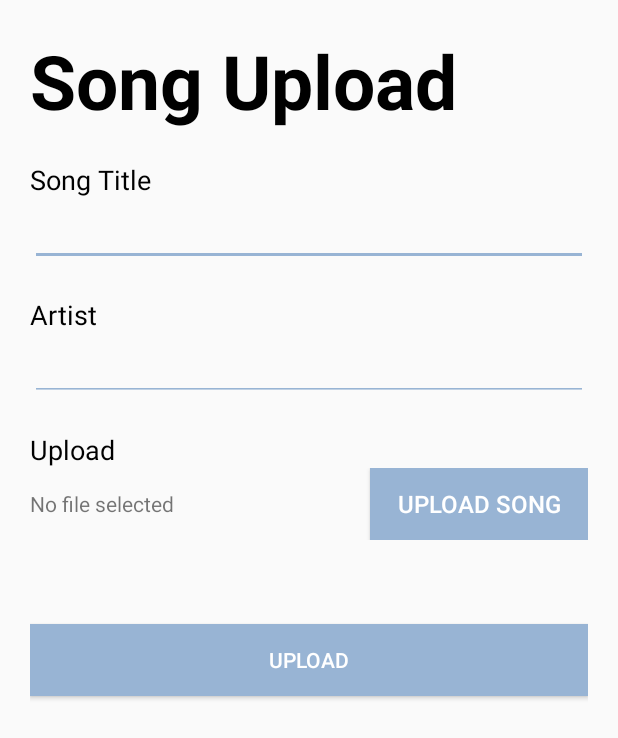
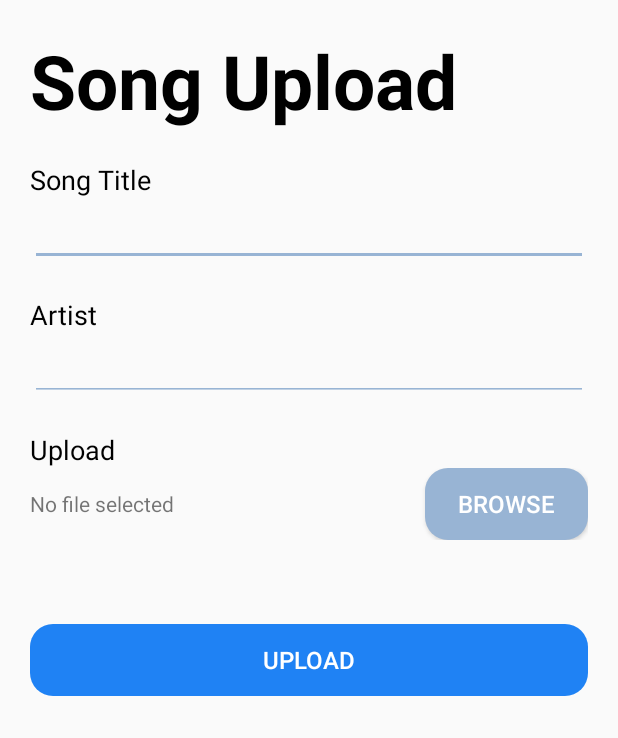
Before and after one commit to MADStudentUtar/MADAssignment, an Android app: the SongUpload screen opened directly, with no data from a screen before it, on a phone screen of 412 x 824 dp. Shown: the top 738 px of the screen. Run offline under Robolectric (Android 15) with nearby library versions, the phone set to English and light mode, and no system bars; our stand-ins replace Firebase (no records; nobody signed in at launch, a user with empty details on screens opened directly).

Commit message:
upload to firestore

```diff
--- a/app/src/main/AndroidManifest.xml
+++ b/app/src/main/AndroidManifest.xml
@@ -7,9 +7,9 @@
 
     <application
         android:allowBackup="true"
-        android:icon="@mipmap/ic_launcher"
+        android:icon="@drawable/black"
         android:label="@string/app_name"
-        android:roundIcon="@mipmap/ic_launcher_round"
+        android:roundIcon="@drawable/black"
         android:supportsRtl="true"
         android:theme="@style/AppTheme">
         <activity android:name=".SongUpload"></activity>
--- a/app/src/main/java/utar/edu/mad/SongList.java
+++ b/app/src/main/java/utar/edu/mad/SongList.java
@@ -101,7 +101,6 @@ public class SongList extends AppCompatActivity {
         fab.setOnClickListener(new View.OnClickListener() {
             @Override
             public void onClick(View view) {
-                //Toast.makeText(SongList.this, "Upload", Toast.LENGTH_SHORT).show();
                 startActivity(new Intent(SongList.this, SongUpload.class));
             }
         });
--- a/app/src/main/res/layout/activity_song_upload.xml
+++ b/app/src/main/res/layout/activity_song_upload.xml
@@ -1,13 +1,16 @@
 <?xml version="1.0" encoding="utf-8"?>
-<LinearLayout xmlns:android="http://schemas.android.com/apk/res/android"
+<ScrollView xmlns:android="http://schemas.android.com/apk/res/android"
     xmlns:app="http://schemas.android.com/apk/res-auto"
     xmlns:tools="http://schemas.android.com/tools"
     android:layout_width="match_parent"
     android:layout_height="match_parent"
-    android:orientation="vertical"
-    android:layout_margin="20dp"
     tools:context=".SongUpload">
 
+    <LinearLayout
+        android:layout_width="match_parent"
+        android:layout_height="wrap_content"
+        android:layout_margin="20dp"
+        android:orientation="vertical">
         <TextView
             android:layout_width="wrap_content"
             android:layout_height="wrap_content"
@@ -20,7 +23,7 @@
         <TextView
             android:layout_width="match_parent"
             android:layout_height="wrap_content"
-        android:text="Song Title"
+            android:text="@string/song_title"
             android:textAppearance="@style/TextAppearance.AppCompat.Medium"
             android:textColor="#000000" />
 
@@ -30,13 +33,15 @@
             android:layout_height="wrap_content"
             android:backgroundTint="@color/colorTheme"
             android:ems="10"
-        android:inputType="text" />
+            android:autofillHints=""
+            android:inputType="text"
+            android:importantForAutofill="no" />
 
         <TextView
             android:layout_width="match_parent"
             android:layout_height="wrap_content"
             android:layout_marginTop="20dp"
-        android:text="Artist"
+            android:text="@string/artist"
             android:textAppearance="@style/TextAppearance.AppCompat.Medium"
             android:textColor="#000000" />
 
@@ -52,7 +57,7 @@
         <TextView
             android:layout_width="match_parent"
             android:layout_height="wrap_content"
-        android:text="Upload"
+            android:text="@string/upload"
             android:layout_marginTop="20dp"
             android:textAppearance="@style/TextAppearance.AppCompat.Medium"
             android:textColor="#000000" />
@@ -65,9 +70,9 @@
             <TextView
                 android:layout_width="0dp"
                 android:layout_height="wrap_content"
-            android:layout_weight="6"
+                android:layout_weight="7"
                 android:layout_gravity="center"
-            android:text="No file selected"
+                android:text="@string/no_file_selected"
                 android:id="@+id/songURL"/>
 
             <Button
@@ -75,10 +80,11 @@
                 android:layout_width="0dp"
                 android:layout_height="wrap_content"
                 android:layout_marginStart="10dp"
-            android:layout_weight="4"
+                android:layout_weight="3"
                 android:textSize="16sp"
-            android:text="Upload Song"
-            android:background="@color/colorTheme"
+                android:text="@string/browse"
+                android:background="@drawable/signoutbtn"
+                android:backgroundTint="@color/colorTheme"
                 android:onClick="openAudioFiles"
                 android:textColor="@color/white" />
 
@@ -97,11 +103,15 @@
         <Button
             android:layout_width="match_parent"
             android:layout_height="wrap_content"
-        android:background="@color/colorTheme"
+            android:background="@drawable/signoutbtn"
+            android:backgroundTint="@color/colorThemeDark"
             android:textColor="@android:color/white"
-        android:text="Upload"
+            android:text="@string/upload"
+            android:textSize="16sp"
             android:layout_marginTop="20dp"
             android:id="@+id/uploadFirebase"
             android:onClick="uploadFirebase"/>
+    </LinearLayout>
 
-</LinearLayout>
+
+</ScrollView>
--- a/app/src/main/res/values/strings.xml
+++ b/app/src/main/res/values/strings.xml
@@ -1,5 +1,5 @@
 <resources>
-    <string name="app_name">MAD</string>
+    <string name="app_name">Karaokie!</string>
     <string name="song">Song</string>
     <string name="friends">Friends</string>
     <string name="chat">Chat</string>
@@ -10,4 +10,9 @@
     <string name="desc">f r o m\nT E A M M A D</string>
     <string name="song_list">Song List</string>
     <string name="song_upload">Song Upload</string>
+    <string name="song_title">Song Title</string>
+    <string name="artist">Artist</string>
+    <string name="upload">Upload</string>
+    <string name="no_file_selected">No file selected</string>
+    <string name="browse">Browse</string>
 </resources>
```
Also changed, not shown: app/src/main/java/utar/edu/mad/SongUpload.java (+104 -38 lines), app/src/main/java/utar/edu/mad/Upload.java (deleted, +0 -62 lines), app/src/main/res/drawable/black.png (added). Lines whose indentation alone changed are shown as unchanged.
